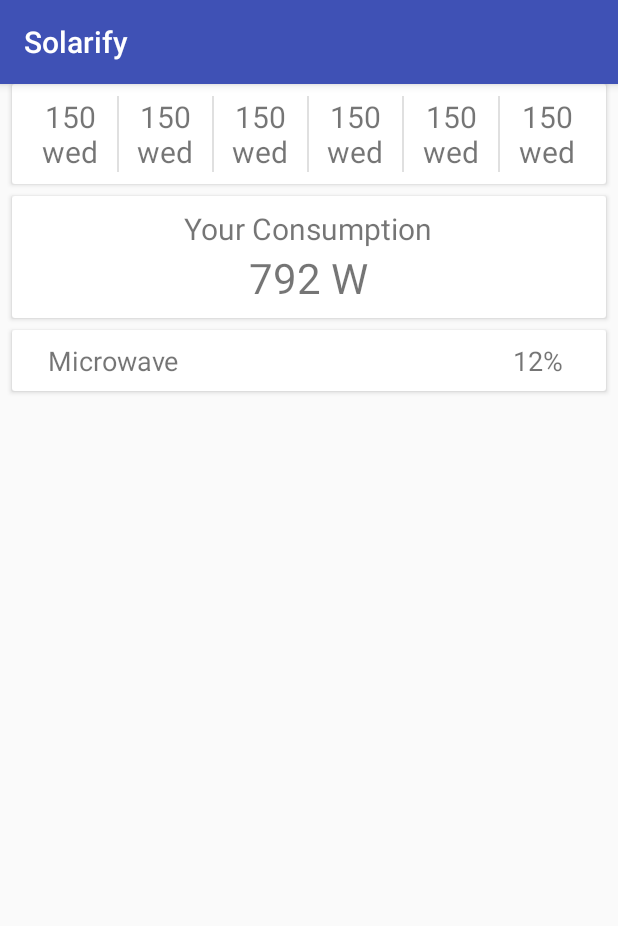
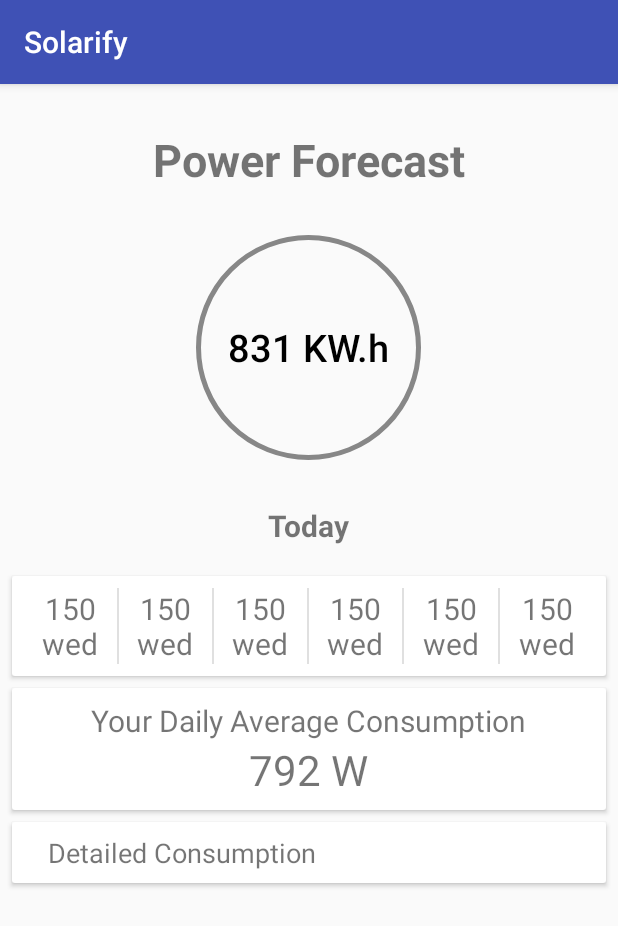
Before and after one commit to abdelrahman-osama/Solarify, an Android app: the PowerForecastActivity screen opened directly, with no data from a screen before it, on a phone screen of 412 x 824 dp. Shown: the top 926 px of the screen. Run offline under Robolectric (Android 15) with nearby library versions, the light colour scheme and no system bars.

Commit message:
xml edits

```diff
--- a/app/src/main/AndroidManifest.xml
+++ b/app/src/main/AndroidManifest.xml
@@ -10,8 +10,7 @@
         android:roundIcon="@mipmap/ic_launcher_round"
         android:supportsRtl="true"
         android:theme="@style/AppTheme">
-        <activity android:name=".MainActivity"
-           >
+        <activity android:name=".PanelInquiry">
 
             <intent-filter>
                 <action android:name="android.intent.action.MAIN" />
@@ -19,7 +18,7 @@
             </intent-filter>
 
         </activity>
-        <activity android:name=".PanelInquiry" />
+        <activity android:name=".MainActivity" />
         <activity android:name=".PowerForecastActivity"></activity>
         <activity android:name=".PlanetActivity" />
     </application>
--- a/app/src/main/java/com/vmal/solarify/PowerForecastActivity.java
+++ b/app/src/main/java/com/vmal/solarify/PowerForecastActivity.java
@@ -9,5 +9,11 @@ public class PowerForecastActivity extends AppCompatActivity {
     protected void onCreate(Bundle savedInstanceState) {
         super.onCreate(savedInstanceState);
         setContentView(R.layout.activity_power_forecast);
+
+
     }
+
+
+
+
 }
--- a/app/src/main/res/layout/activity_power_forecast.xml
+++ b/app/src/main/res/layout/activity_power_forecast.xml
@@ -6,10 +6,48 @@
     android:layout_height="match_parent"
     tools:context="com.vmal.solarify.PowerForecastActivity">
 
+    <TextView
+        android:layout_width="wrap_content"
+        android:layout_height="wrap_content"
+        android:id="@+id/power_forecase"
+        android:text="Power Forecast"
+        android:layout_centerHorizontal="true"
+        android:textSize="30dp"
+        android:textStyle="bold"
+        android:layout_marginTop="30dp"/>
+
+    <Button
+        android:id="@+id/circlebutton"
+        android:text="831 KW.h"
+        android:textAllCaps="false"
+        android:textColor="#000"
+        android:textSize="25sp"
+        android:layout_width="150dp"
+        android:layout_below="@id/power_forecase"
+        android:layout_margin="30dp"
+        android:layout_centerHorizontal="true"
+        android:clickable="false"
+        android:layout_height="150dp"
+        android:background="@layout/buttonshape"
+        />
+
+    <TextView
+    android:layout_width="wrap_content"
+    android:layout_height="wrap_content"
+        android:id="@+id/current_day"
+        android:layout_below="@id/circlebutton"
+        android:text="Today"
+        android:layout_centerHorizontal="true"
+        android:layout_marginBottom="20dp"
+        android:textStyle="bold"
+        android:textSize="20sp"/>
+
     <LinearLayout
         android:id="@+id/week_view"
+        android:layout_below="@id/current_day"
         android:layout_width="match_parent"
         android:layout_height="wrap_content"
+
         android:orientation="horizontal"
         android:weightSum="6"
         android:elevation="2dp"
@@ -118,7 +156,7 @@
             android:layout_height="wrap_content"
             android:layout_centerHorizontal="true"
             android:textSize="20sp"
-            android:text="Your Consumption"
+            android:text="Your Daily Average Consumption"
             />
         <TextView
             android:id="@+id/consumption_text"
@@ -131,27 +169,32 @@
             />
     </RelativeLayout>
 
+
     <LinearLayout
         android:layout_width="match_parent"
         android:layout_height="wrap_content"
         android:background="@drawable/myrect2"
         android:elevation="2dp"
         android:layout_below="@+id/relativeLayout"
-        android:weightSum="6">
+        android:weightSum="6"
+        android:clickable="true">
         <TextView
+            android:id="@+id/microwave"
             android:paddingLeft="16dp"
             android:layout_width="wrap_content"
             android:layout_height="wrap_content"
-            android:text="Microwave"
+            android:text="Detailed Consumption"
             android:textSize="18sp"
             android:layout_weight="5"/>
         <TextView
             android:layout_width="wrap_content"
             android:layout_height="wrap_content"
-            android:text="12%"
+            android:text=""
             android:textSize="18sp"
             android:gravity="center"
             android:layout_weight="1"/>
+
     </LinearLayout>
 
+
 </RelativeLayout>
```
Also changed, not shown: app/build.gradle (+7 -0 lines), app/src/main/java/com/vmal/solarify/PanelInquiry.java (+81 -0 lines), app/src/main/res/layout/buttonshape.xml (added, +27 -0 lines).
